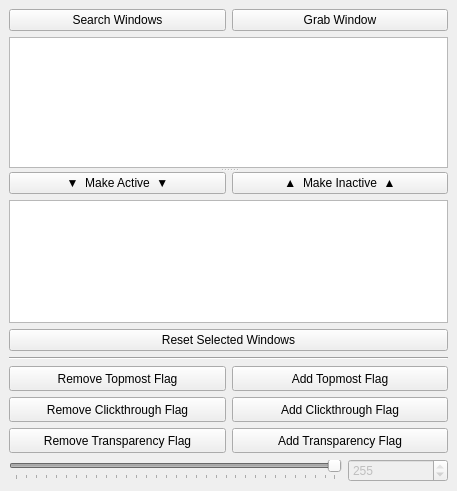
Before: the Qt Designer form source/main_window_dialog.ui in PsychedelicShayna/overlayer, drawn with Qt 5.
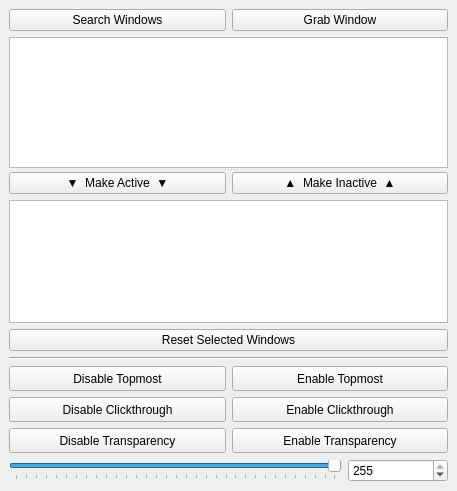
After: the same form once the commit is applied.

```diff
--- a/source/main_window_dialog.ui
+++ b/source/main_window_dialog.ui
@@ -252,7 +252,7 @@
          </size>
         </property>
         <property name="text">
-         <string>Remove Topmost Flag</string>
+         <string>Disable Topmost</string>
         </property>
        </widget>
       </item>
@@ -265,7 +265,7 @@
          </size>
         </property>
         <property name="text">
-         <string>Add Topmost Flag</string>
+         <string>Enable Topmost</string>
         </property>
        </widget>
       </item>
@@ -290,7 +290,7 @@
            </size>
           </property>
           <property name="text">
-           <string>Remove Clickthrough Flag</string>
+           <string>Disable Clickthrough</string>
           </property>
          </widget>
         </item>
@@ -309,7 +309,7 @@
            </size>
           </property>
           <property name="text">
-           <string>Add Clickthrough Flag</string>
+           <string>Enable Clickthrough</string>
           </property>
          </widget>
         </item>
@@ -336,7 +336,7 @@
            </size>
           </property>
           <property name="text">
-           <string>Remove Transparency Flag</string>
+           <string>Disable Transparency</string>
           </property>
          </widget>
         </item>
@@ -355,7 +355,7 @@
            </size>
           </property>
           <property name="text">
-           <string>Add Transparency Flag</string>
+           <string>Enable Transparency</string>
           </property>
          </widget>
         </item>
@@ -366,7 +366,7 @@
         <item>
          <widget class="QSlider" name="horizontalSliderAlpha">
           <property name="enabled">
-           <bool>false</bool>
+           <bool>true</bool>
           </property>
           <property name="minimumSize">
            <size>
@@ -394,7 +394,7 @@
         <item>
          <widget class="QSpinBox" name="spinBoxAlpha">
           <property name="enabled">
-           <bool>false</bool>
+           <bool>true</bool>
           </property>
           <property name="minimumSize">
            <size>
```
Left out of the diff: 12 changed lines with no effect on the pictures.
